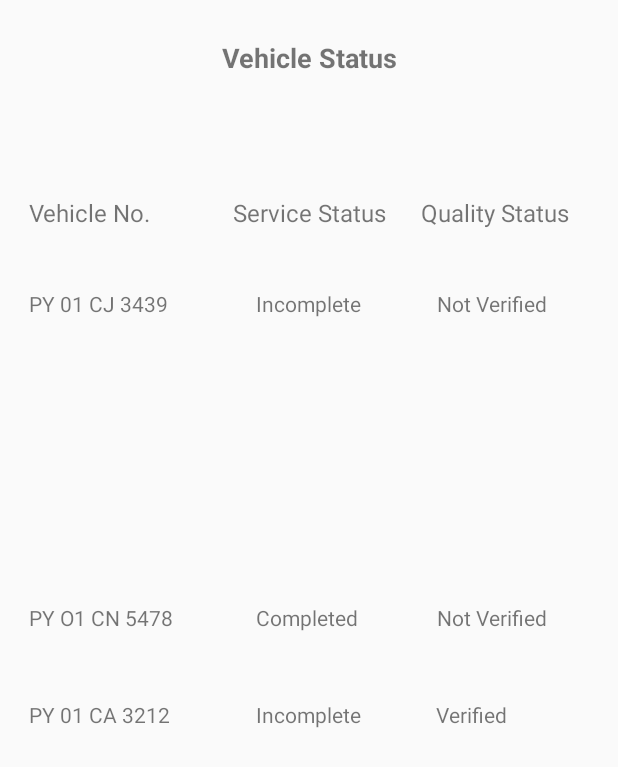
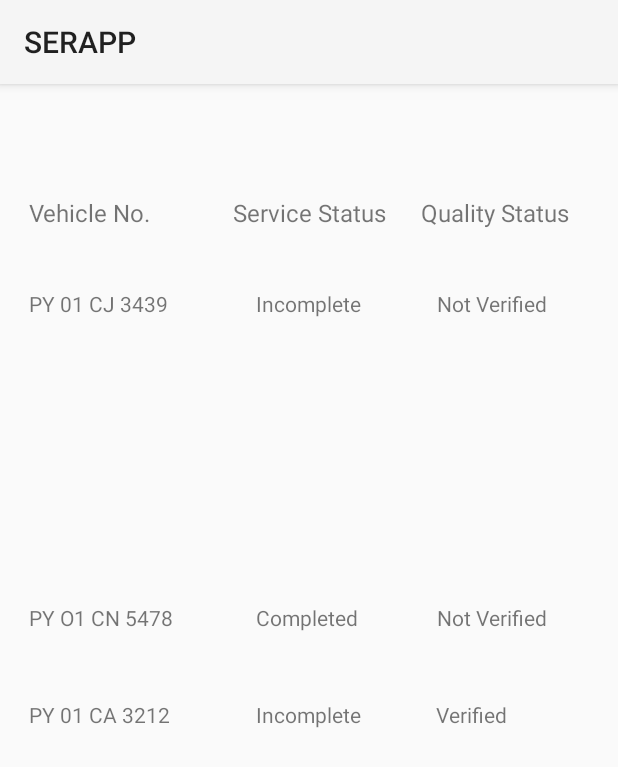
Before and after one commit to eteks/serapp, an Android app: the QualityDasboard screen opened directly, with no data from a screen before it, on a phone screen of 412 x 824 dp. Shown: the top 767 px of the screen. Run offline under Robolectric (Android 15) with nearby library versions, the phone set to English and light mode, and no system bars.

Commit message:
Changes for Login and toolbar

```diff
--- a/app/src/main/java/com/example/user/mahindra/Complaints.java
+++ b/app/src/main/java/com/example/user/mahindra/Complaints.java
@@ -3,6 +3,7 @@ package com.example.user.mahindra;
 import android.content.Intent;
 import android.support.v7.app.AppCompatActivity;
 import android.os.Bundle;
+import android.support.v7.widget.Toolbar;
 import android.view.View;
 import android.widget.Button;
 
@@ -13,6 +14,9 @@ public class Complaints extends AppCompatActivity {
     protected void onCreate(Bundle savedInstanceState) {
         super.onCreate(savedInstanceState);
         setContentView(R.layout.complaints);
+        Toolbar myToolbar = (Toolbar) findViewById(R.id.my_toolbar);
+        setSupportActionBar(myToolbar);
+
         Button newservices = (Button) findViewById(R.id.services);
         newservices.setOnClickListener(new View.OnClickListener(){
             @Override
--- a/app/src/main/java/com/example/user/mahindra/NewService.java
+++ b/app/src/main/java/com/example/user/mahindra/NewService.java
@@ -3,6 +3,7 @@ package com.example.user.mahindra;
 import android.content.Intent;
 import android.support.v7.app.AppCompatActivity;
 import android.os.Bundle;
+import android.support.v7.widget.Toolbar;
 import android.view.View;
 import android.widget.Button;
 
@@ -13,6 +14,8 @@ public class NewService extends AppCompatActivity {
     protected void onCreate(Bundle savedInstanceState) {
         super.onCreate(savedInstanceState);
         setContentView(R.layout.newservice);
+        Toolbar myToolbar = (Toolbar) findViewById(R.id.my_toolbar);
+        setSupportActionBar(myToolbar);
         Button newservices = (Button) findViewById(R.id.next);
         newservices.setOnClickListener(new View.OnClickListener(){
             @Override
--- a/app/src/main/java/com/example/user/mahindra/QualityDasboard.java
+++ b/app/src/main/java/com/example/user/mahindra/QualityDasboard.java
@@ -2,6 +2,7 @@ package com.example.user.mahindra;
 
 import android.support.v7.app.AppCompatActivity;
 import android.os.Bundle;
+import android.support.v7.widget.Toolbar;
 
 
 public class QualityDasboard extends AppCompatActivity {
@@ -10,5 +11,8 @@ public class QualityDasboard extends AppCompatActivity {
     protected void onCreate(Bundle savedInstanceState) {
         super.onCreate(savedInstanceState);
         setContentView(R.layout.qualitydashboard);
+        Toolbar myToolbar = (Toolbar) findViewById(R.id.my_toolbar);
+        setSupportActionBar(myToolbar);
+
     }
 }
--- a/app/src/main/java/com/example/user/mahindra/QualityStatus.java
+++ b/app/src/main/java/com/example/user/mahindra/QualityStatus.java
@@ -3,6 +3,7 @@ package com.example.user.mahindra;
 import android.content.Intent;
 import android.support.v7.app.AppCompatActivity;
 import android.os.Bundle;
+import android.support.v7.widget.Toolbar;
 import android.view.View;
 import android.widget.Button;
 
@@ -13,6 +14,8 @@ public class QualityStatus extends AppCompatActivity {
     protected void onCreate(Bundle savedInstanceState) {
         super.onCreate(savedInstanceState);
         setContentView(R.layout.quality_status);
+        Toolbar myToolbar = (Toolbar) findViewById(R.id.my_toolbar);
+        setSupportActionBar(myToolbar);
         Button newservices = (Button) findViewById(R.id.re_service);
         newservices.setOnClickListener(new View.OnClickListener(){
             @Override
--- a/app/src/main/java/com/example/user/mahindra/ReserviceStatus.java
+++ b/app/src/main/java/com/example/user/mahindra/ReserviceStatus.java
@@ -2,6 +2,7 @@ package com.example.user.mahindra;
 
 import android.support.v7.app.AppCompatActivity;
 import android.os.Bundle;
+import android.support.v7.widget.Toolbar;
 
 
 public class ReserviceStatus extends AppCompatActivity {
@@ -10,5 +11,8 @@ public class ReserviceStatus extends AppCompatActivity {
     protected void onCreate(Bundle savedInstanceState) {
         super.onCreate(savedInstanceState);
         setContentView(R.layout.re_serivce_status);
+        Toolbar myToolbar = (Toolbar) findViewById(R.id.my_toolbar);
+        setSupportActionBar(myToolbar);
+
     }
 }
--- a/app/src/main/java/com/example/user/mahindra/ServiceStatus.java
+++ b/app/src/main/java/com/example/user/mahindra/ServiceStatus.java
@@ -3,6 +3,7 @@ package com.example.user.mahindra;
 import android.content.Intent;
 import android.support.v7.app.AppCompatActivity;
 import android.os.Bundle;
+import android.support.v7.widget.Toolbar;
 import android.view.View;
 import android.widget.Button;
 
@@ -13,6 +14,8 @@ public class ServiceStatus extends AppCompatActivity {
     protected void onCreate(Bundle savedInstanceState) {
         super.onCreate(savedInstanceState);
         setContentView(R.layout.services_status);
+        Toolbar myToolbar = (Toolbar) findViewById(R.id.my_toolbar);
+        setSupportActionBar(myToolbar);
         Button newservices = (Button) findViewById(R.id.re_service);
         newservices.setOnClickListener(new View.OnClickListener(){
             @Override
--- a/app/src/main/res/layout/complaints.xml
+++ b/app/src/main/res/layout/complaints.xml
@@ -7,8 +7,7 @@
     tools:context="com.example.user.mahindra.Complaints"
     >
 
-
-    <TextView
+   <TextView
         android:id="@+id/textView5"
         android:layout_width="wrap_content"
         android:layout_height="wrap_content"
--- a/app/src/main/res/layout/qualitydashboard.xml
+++ b/app/src/main/res/layout/qualitydashboard.xml
@@ -6,9 +6,17 @@
     android:layout_height="match_parent"
     tools:context="com.example.user.mahindra.QualityDasboard"
     >
+    <android.support.v7.widget.Toolbar
+        android:id="@+id/my_toolbar"
+        android:layout_width="match_parent"
+        android:layout_height="?attr/actionBarSize"
+        android:background="?attr/colorPrimary"
+        android:elevation="4dp"
+        android:theme="@style/ThemeOverlay.AppCompat.ActionBar"
+        app:popupTheme="@style/ThemeOverlay.AppCompat.Light"/>
 
     <TextView
-        android:id="@+id/textView"
+        android:id="@+id/username"
         android:layout_width="wrap_content"
         android:layout_height="wrap_content"
         android:text="Vehicle Status"
@@ -28,7 +36,7 @@
         android:layout_marginTop="80dp"
         android:text="Vehicle No."
         android:textSize="16sp"
-        android:layout_below="@+id/textView"
+        android:layout_below="@+id/username"
         android:layout_alignParentStart="true"
         android:layout_marginStart="19dp" />
 
@@ -52,7 +60,7 @@
         android:textSize="16sp"
         android:layout_alignBaseline="@+id/textView3"
         android:layout_alignBottom="@+id/textView3"
-        android:layout_toEndOf="@+id/textView"
+        android:layout_toEndOf="@+id/username"
         android:layout_marginStart="16dp" />
 
 
--- a/app/src/main/res/menu/activity_to_do.xml
+++ /dev/null
@@ -1,4 +0,0 @@
-<?xml version="1.0" encoding="utf-8"?>
-<menu xmlns:android="http://schemas.android.com/apk/res/android">
-
-</menu>
--- a/app/src/main/res/values/strings.xml
+++ b/app/src/main/res/values/strings.xml
@@ -1,8 +1,10 @@
 <resources>
-    <string name="app_name">Mahindra</string>
+    <string name="app_name">SERAPP</string>
+    <string name="title">SERAPP</string>
     <string name="add_textbox_hint">Add a ToDo item</string>
     <string name="add_button_text">Add</string>
     <string name="service_title">Mobile Apps </string>
     <string name="menu_refresh">Refresh</string>
     <string name="checkbox_text">Item Text</string>
+    <string name="logout">Logout</string>
 </resources>
--- a/app/src/main/res/values/styles.xml
+++ b/app/src/main/res/values/styles.xml
@@ -1,7 +1,7 @@
 <resources>
 
     <!-- Base application theme. -->
-    <style name="AppTheme" parent="Theme.AppCompat.Light.DarkActionBar">
+    <style name="AppTheme" parent="Theme.AppCompat.Light.NoActionBar">
         <!-- Customize your theme here. -->
         <item name="colorPrimary">@color/colorPrimary</item>
         <item name="colorPrimaryDark">@color/colorPrimaryDark</item>
```
Also changed, not shown: app/src/main/java/com/example/user/mahindra/CarDelivery.java (+15 -0 lines), app/src/main/java/com/example/user/mahindra/UsersAuth.java (+27 -0 lines), app/src/main/res/layout/car_delivery.xml (+36 -0 lines), app/src/main/res/layout/newservice.xml (+10 -0 lines), app/src/main/res/layout/quality_status.xml (+11 -2 lines), app/src/main/res/layout/re_serivce_status.xml (+11 -0 lines), app/src/main/res/layout/services_status.xml (+10 -0 lines).
